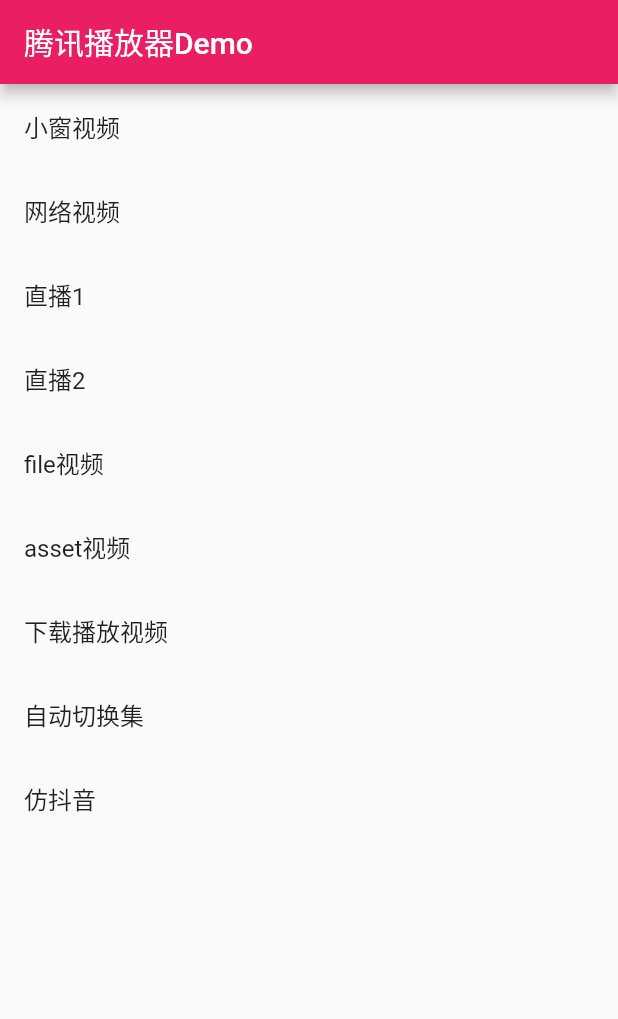
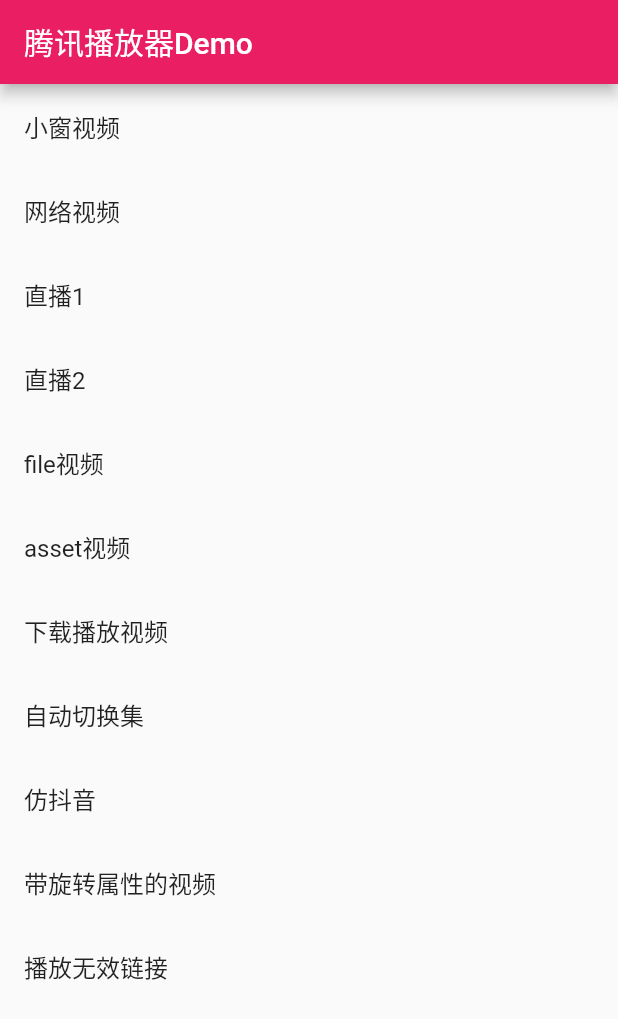
Before and after one commit to qq326646683/flutter_tencentplayer, a Flutter app: the screen it shows after launch, on a phone screen of 412 x 824 dp. Shown: the top 1019 px of the screen. Run offline on Flutter 3.47's test engine with Material 2 defaults, Android fonts, the phone set to English and light mode, and no system bars; our stand-ins replace image_picker; missing offline and left inert: flutter_forbidshot, screen.

Commit message:
feat：升级sdk;修复bug;更新demo apk

```diff
--- a/example/lib/main.dart
+++ b/example/lib/main.dart
@@ -45,6 +45,9 @@ String networkMp4 = 'http://1252463788.vod2.myqcloud.com/95576ef5vodtransgzp1252
 String liveUrl1 = 'http://liteavapp.qcloud.com/live/liteavdemoplayerstreamid_demo1080p.flv';
 String liveUrl2 = 'rtmp://58.200.131.2:1935/livetv/hunantv';
 String assetPath = 'static/tencent1.mp4';
+String rotateNetworkMp4 = 'http://file.jinxianyun.com/tencentplayer_rotate.mp4';
+String invalidMp4 = 'https://123456';
+
 
 class ListPage extends StatelessWidget {
   @override
@@ -107,6 +110,18 @@ class ListPage extends StatelessWidget {
               Navigator.of(context).push(CupertinoPageRoute(builder: (_) => TiktokPage()));
             },
           ),
+          ListTile(
+            title: Text('带旋转属性的视频'),
+            onTap: () {
+              Navigator.of(context).push(CupertinoPageRoute(builder: (_) => FullVideoPage(playType: PlayType.network, dataSource: rotateNetworkMp4,)));
+            },
+          ),
+          ListTile(
+            title: Text('播放无效链接'),
+            onTap: () {
+              Navigator.of(context).push(CupertinoPageRoute(builder: (_) => FullVideoPage(playType: PlayType.network, dataSource: invalidMp4,)));
+            },
+          ),
         ],
       ),
     );
--- a/lib/controller/tencent_player_controller.dart
+++ b/lib/controller/tencent_player_controller.dart
@@ -65,7 +65,7 @@ class TencentPlayerController extends ValueNotifier<TencentPlayerValue> {
         return;
       }
       final Map<dynamic, dynamic> map = event;
-      int curCode = map['eventCode'];
+      int? curCode = map['eventCode'];
 
       switch (map['event']) {
         case 'initialized':
--- a/pubspec.yaml
+++ b/pubspec.yaml
@@ -1,6 +1,6 @@
 name: flutter_tencentplayer
 description: Is a native plugin for playing Tencent Cloud on-demand videos, live streaming, offline downloads, etc.
-version: 1.1.0
+version: 1.2.0
 author: qq326646683<326646683@qq.com>,yxwandroid<yxw_flutter@163.com>
 homepage: https://github.com/qq326646683/flutter_tencentplayer
 
```
Also changed, not shown: example/pubspec.lock, pubspec.lock, 8 other files.
